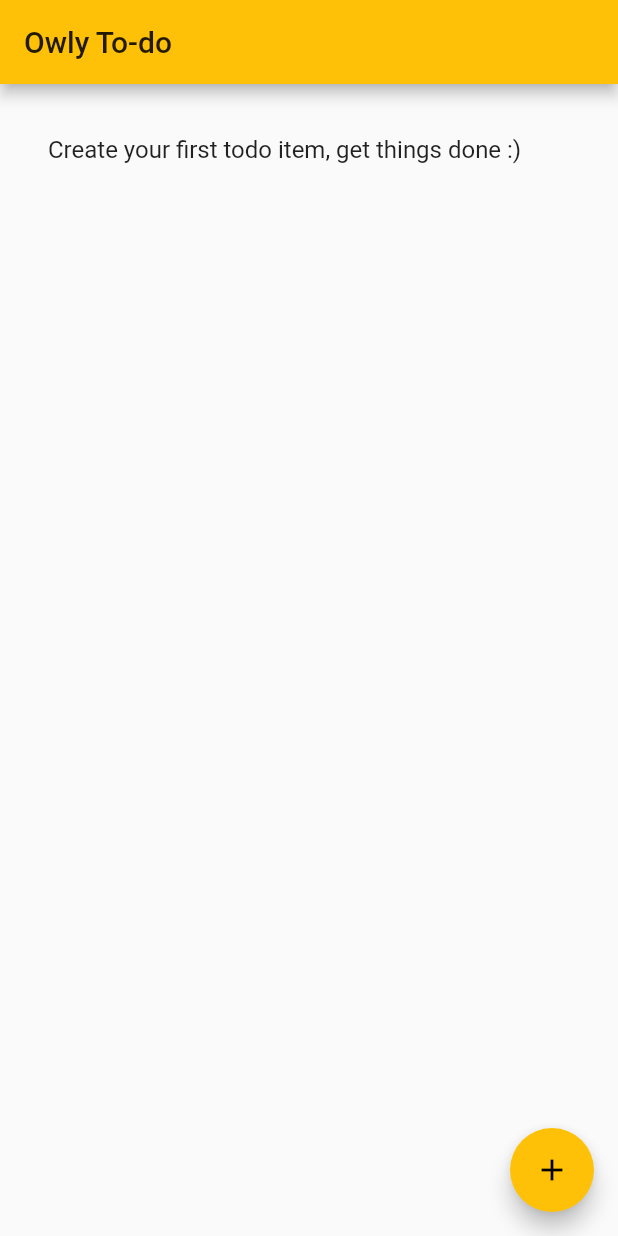
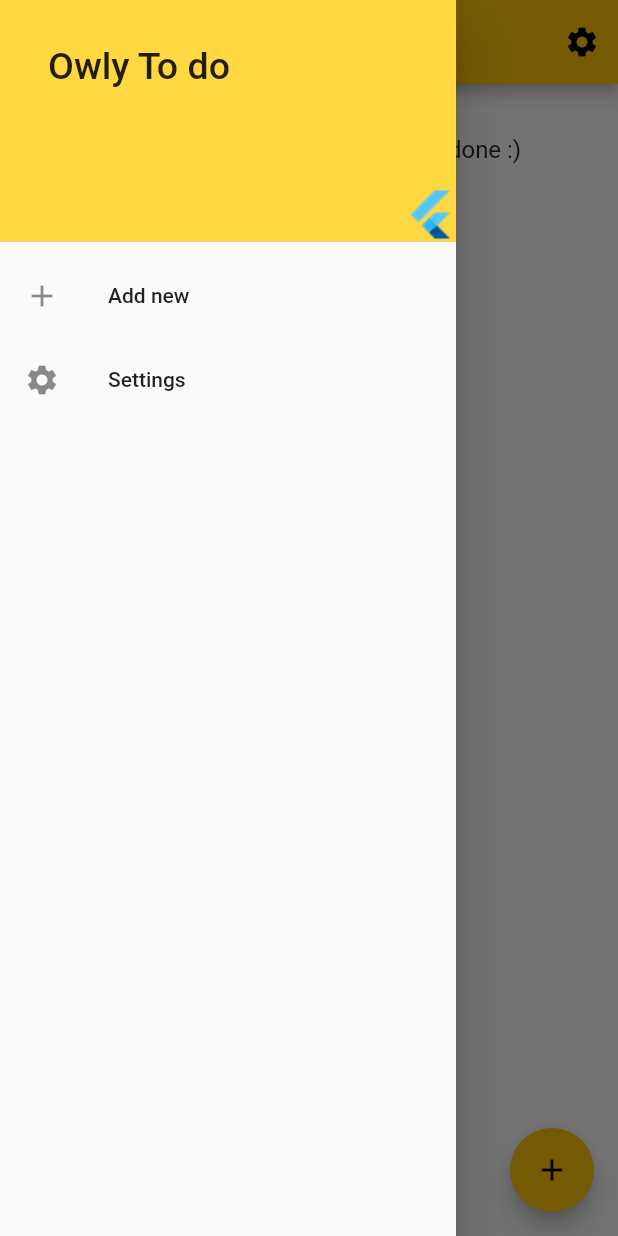
Before and after one commit to Dev-Owl/OwlyToDo, a Flutter app: the screen it shows after launch, with the side drawer open (before the commit the screen has no drawer), on a phone screen of 412 x 824 dp. Run offline on Flutter 3.47's test engine with Material 2 defaults, Android fonts, the phone set to English and light mode, and no system bars; our stand-ins replace flutter_local_notifications, flutter_slidable, sqflite; missing offline and left inert: validate; accounts and stored records are empty.

Commit message:
Added drawer and example for image from asset

```diff
--- a/lib/main.dart
+++ b/lib/main.dart
@@ -3,7 +3,7 @@ import 'package:flutter_local_notifications/flutter_local_notifications.dart';
 import 'package:owly_todo/screens/list/list.dart';
 
 //TODO check notes in the app
-//TODO clean up code before first release
+
 
 //Global endpoint for notifications
 FlutterLocalNotificationsPlugin flutterLocalNotificationsPlugin;
--- a/lib/screens/editor/editor.dart
+++ b/lib/screens/editor/editor.dart
@@ -6,6 +6,8 @@ import 'package:validate/validate.dart';
 import 'dart:async';
 import 'package:intl/intl.dart';
 import 'package:flutter_local_notifications/flutter_local_notifications.dart';
+
+//TODO Check code here, clean up if required
 
 enum ConfirmAction { CANCEL, ACCEPT }
 
--- a/lib/screens/list/widgets/todoListView.dart
+++ b/lib/screens/list/widgets/todoListView.dart
@@ -5,6 +5,7 @@ import 'package:owly_todo/helper/todoitem.dart';
 import 'package:owly_todo/screens/editor/editor.dart';
 import 'package:intl/intl.dart';
 import 'package:flutter_slidable/flutter_slidable.dart';
+import 'package:owly_todo/screens/widgets/gloablDrawer.dart';
 
 class ListTodoWideget extends StatefulWidget {
   ListTodoWideget(this.title);
@@ -46,13 +47,20 @@ class _TodoList extends State<ListTodoWideget> {
     return Scaffold(
       appBar: AppBar(
         title: Text(widget.title),
+        actions: <Widget>[
+          IconButton(
+            icon: Icon(Icons.settings),
+            onPressed: () => debugPrint("pressed"),
+          )
+        ],
       ),
       body: _buildList(),
+      drawer: GlobalDrawerWidget(widget.title),
       floatingActionButton: FloatingActionButton(
         onPressed: () => openEditor(TodoItem()),
         tooltip: 'Add note',
         child: Icon(Icons.add),
-      ), // This trailing comma makes auto-formatting nicer for build methods.
+      ),
     );
   }
 
--- /dev/null
+++ b/lib/screens/widgets/gloablDrawer.dart
@@ -0,0 +1,56 @@
+import 'package:flutter/material.dart';
+import 'package:flutter/widgets.dart';
+
+class GlobalDrawerWidget extends StatefulWidget {
+
+  GlobalDrawerWidget(this.title);
+
+  final String title;
+
+  @override
+  State<StatefulWidget> createState() {
+    return _GlobalDrawer();
+  }
+}
+
+class _GlobalDrawer extends State<GlobalDrawerWidget> {
+
+  @override
+  Widget build(BuildContext context) {
+    return Drawer(
+        child: ListView(
+      padding: EdgeInsets.zero,
+      children: <Widget>[
+        DrawerHeader(
+          child: ListTile(
+              title: Text(
+            'Owly To do',
+            style: TextStyle(fontSize: 25),
+          )),
+          decoration: BoxDecoration(
+              color: Colors.amberAccent,
+              image: DecorationImage(
+                  image: ExactAssetImage('assets/app_icon.png'),
+                  alignment: Alignment.bottomRight)),
+        ),
+        ListTile(
+          leading: Icon(Icons.add),
+          title: Text("Add new"),
+          onTap: () {
+            Navigator.pop(context);
+          },
+        ),
+        ListTile(
+          leading: Icon(Icons.settings),
+          title: Text('Settings'),
+          onTap: () {
+            // Update the state of the app
+            // ...
+            // Then close the drawer
+            Navigator.pop(context);
+          },
+        ),
+      ],
+    ));
+  }
+}
--- a/pubspec.yaml
+++ b/pubspec.yaml
@@ -47,8 +47,8 @@ flutter:
   uses-material-design: true
 
   # To add assets to your application, add an assets section, like this:
-  # assets:
-  #  - images/a_dot_burr.jpeg
+  assets:
+    - assets/
   #  - images/a_dot_ham.jpeg
 
   # An image asset can refer to one or more resolution-specific "variants", see
```
Also changed, not shown: assets/app_icon.png (added).
